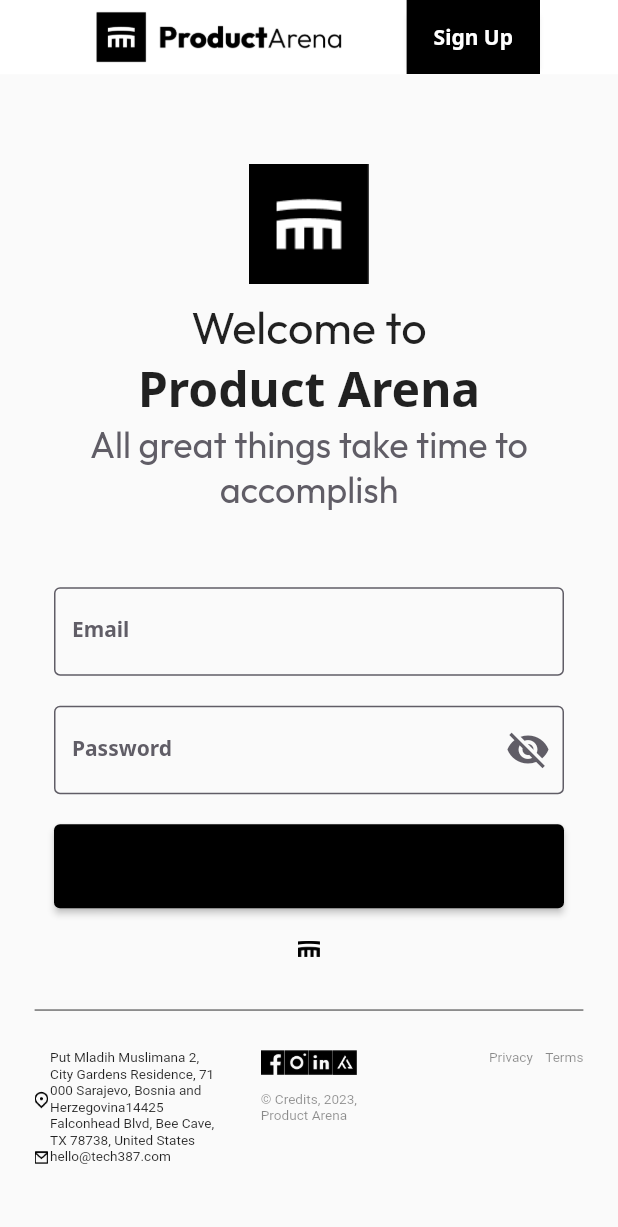
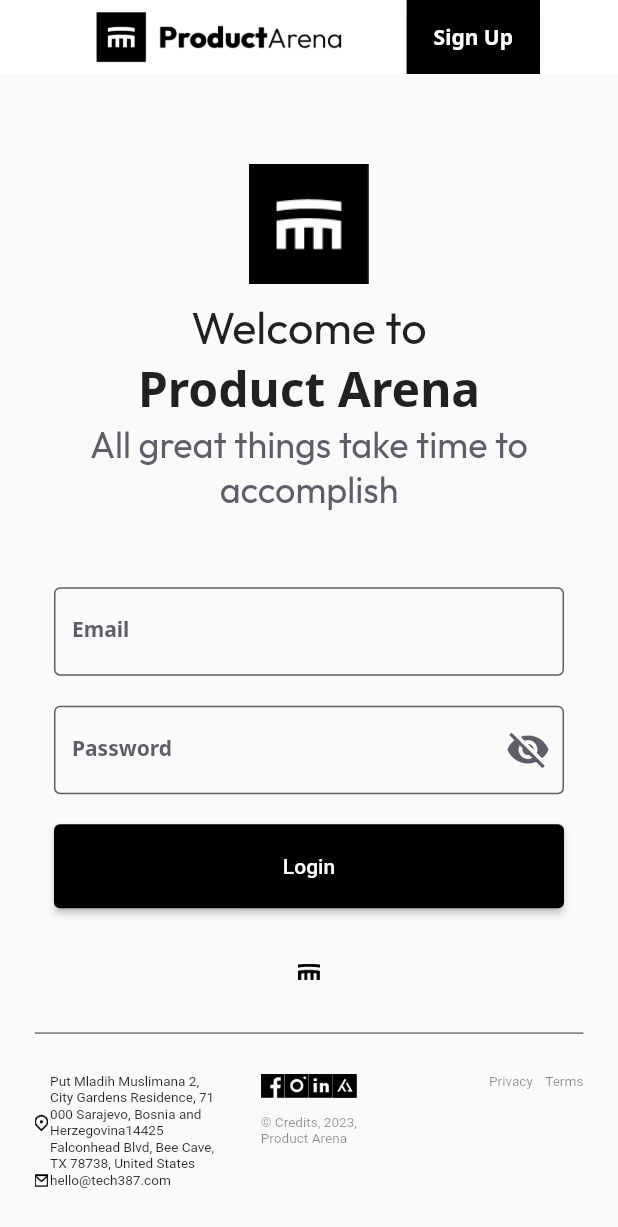
Before and after one commit to kingdomOfIT/V2_Product_Arena, a Flutter app: the WebLoginScreen screen opened by its route, on a phone screen of 412 x 824 dp. Shown: the top 1227 px of the screen. Run offline on Flutter 3.47's test engine with Material 2 defaults, Android fonts, the light colour scheme and no system bars; our stand-ins replace flutter_spinkit, google_fonts, youtube_player_flutter, youtube_player_iframe; missing offline and left inert: amplify_api, amplify_auth_cognito, amplify_flutter; project files that could hold a hidden picture were left out.

Commit message:
Button fix and responsive fix

```diff
--- a/lib/web/features/auth/screens/web_login_screen.dart
+++ b/lib/web/features/auth/screens/web_login_screen.dart
@@ -12,6 +12,12 @@ class WebLoginScreen extends StatelessWidget {
 
   @override
   Widget build(BuildContext context) {
+    bool isScrollable = false;
+    if (MediaQuery.of(context).size.height < 770) {
+      isScrollable = true;
+    } else {
+      isScrollable = false;
+    }
     return Scaffold(
       appBar: PreferredSize(
         preferredSize:
@@ -21,7 +27,8 @@ class WebLoginScreen extends StatelessWidget {
           routeName: WebSignUpScreen.routeName,
         ),
       ),
-      body: SingleChildScrollView(
+      body: isScrollable
+          ? SingleChildScrollView(
               child: Column(
                 mainAxisAlignment: MainAxisAlignment.spaceBetween,
                 children: [
@@ -70,6 +77,54 @@ class WebLoginScreen extends StatelessWidget {
                   const WebFooter(),
                 ],
               ),
+            )
+          : Column(
+              mainAxisAlignment: MainAxisAlignment.spaceBetween,
+              children: [
+                Column(
+                  children: [
+                    const SizedBox(
+                      height: 60,
+                    ),
+                    Image.asset(
+                      'assets/images/PAlogowhite.png',
+                      width: 80,
+                      height: 80,
+                    ),
+                    const SizedBox(
+                      height: 10,
+                    ),
+                    Text(
+                      'Welcome to',
+                      textAlign: TextAlign.center,
+                      style: GoogleFonts.outfit(
+                        fontSize: 30,
+                      ),
+                    ),
+                    Text(
+                      'Product Arena',
+                      textAlign: TextAlign.center,
+                      style: GoogleFonts.notoSans(
+                        fontSize: 32,
+                        fontWeight: FontWeight.w700,
+                      ),
+                    ),
+                    Text(
+                      'All great things take time to accomplish',
+                      textAlign: TextAlign.center,
+                      style: GoogleFonts.outfit(
+                        fontSize: 24,
+                        color: const Color(0xFF605D66),
+                      ),
+                    ),
+                    const SizedBox(
+                      height: 50,
+                    ),
+                    const WebLoginForm(),
+                  ],
+                ),
+                const WebFooter(),
+              ],
             ),
     );
   }
--- a/lib/web/features/auth/widgets/web_login_form.dart
+++ b/lib/web/features/auth/widgets/web_login_form.dart
@@ -250,6 +250,7 @@ class _WebLoginFormState extends State<WebLoginForm> {
               },
               style: ElevatedButton.styleFrom(
                 backgroundColor: Colors.black,
+                foregroundColor: Colors.white,
                 minimumSize: const Size(double.infinity, 56),
               ),
               child: const Text('Login'),
```
Lines whose indentation alone changed are shown as unchanged.
